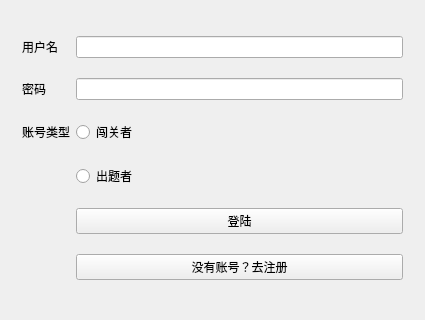
Above: client/mainwindow.ui from JmPotato/Word_Breaker before the change. Below: the same form after it.
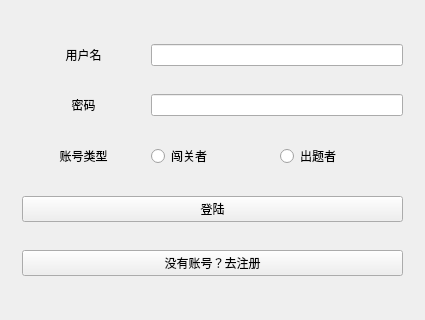
That is the form after the change. The open tabs and pages were chosen to show the change.

What changed in the file:
```diff
--- a/client/mainwindow.ui
+++ b/client/mainwindow.ui
@@ -91,58 +91,77 @@
       </widget>
       <widget class="QWidget" name="signin">
        <layout class="QGridLayout" name="gridLayout_2">
+        <item row="3" column="0">
+         <widget class="QLabel" name="signinTypeLabel">
+          <property name="text">
+           <string>账号类型</string>
+          </property>
+          <property name="alignment">
+           <set>Qt::AlignCenter</set>
+          </property>
+         </widget>
+        </item>
+        <item row="6" column="0" colspan="3">
+         <widget class="QPushButton" name="gosignupButton">
+          <property name="text">
+           <string>没有账号？去注册</string>
+          </property>
+         </widget>
+        </item>
+        <item row="3" column="2">
+         <widget class="QRadioButton" name="signinMakerButton">
+          <property name="focusPolicy">
+           <enum>Qt::ClickFocus</enum>
+          </property>
+          <property name="text">
+           <string>出题者</string>
+          </property>
+         </widget>
+        </item>
         <item row="0" column="0">
          <widget class="QLabel" name="signinUsernameLabel">
           <property name="text">
            <string>用户名</string>
           </property>
+          <property name="alignment">
+           <set>Qt::AlignCenter</set>
+          </property>
          </widget>
         </item>
-        <item row="0" column="1">
-         <widget class="QLineEdit" name="signinUsername"/>
-        </item>
-        <item row="1" column="0">
+        <item row="2" column="0">
          <widget class="QLabel" name="signinPasswrodLabel">
           <property name="text">
            <string>密码</string>
           </property>
-         </widget>
-        </item>
-        <item row="1" column="1">
-         <widget class="QLineEdit" name="signinPassword"/>
-        </item>
-        <item row="2" column="0">
-         <widget class="QLabel" name="signinTypeLabel">
-          <property name="text">
-           <string>账号类型</string>
-          </property>
-         </widget>
-        </item>
-        <item row="2" column="1">
-         <widget class="QRadioButton" name="signinBreakerButton">
-          <property name="text">
-           <string>闯关者</string>
+          <property name="alignment">
+           <set>Qt::AlignCenter</set>
           </property>
          </widget>
         </item>
         <item row="3" column="1">
-         <widget class="QRadioButton" name="signinMakerButton">
+         <widget class="QRadioButton" name="signinBreakerButton">
+          <property name="focusPolicy">
+           <enum>Qt::ClickFocus</enum>
+          </property>
           <property name="text">
-           <string>出题者</string>
+           <string>闯关者</string>
           </property>
          </widget>
         </item>
-        <item row="4" column="1">
+        <item row="5" column="0" colspan="3">
          <widget class="QPushButton" name="signinButton">
           <property name="text">
            <string>登陆</string>
           </property>
          </widget>
         </item>
-        <item row="5" column="1">
-         <widget class="QPushButton" name="gosignupButton">
-          <property name="text">
-           <string>没有账号？去注册</string>
+        <item row="2" column="1" colspan="2">
+         <widget class="QLineEdit" name="signinPassword"/>
+        </item>
+        <item row="0" column="1" colspan="2">
+         <widget class="QLineEdit" name="signinUsername">
+          <property name="focusPolicy">
+           <enum>Qt::StrongFocus</enum>
           </property>
          </widget>
         </item>
```
Left out of the diff: 139 changed lines with no effect on the pictures.
